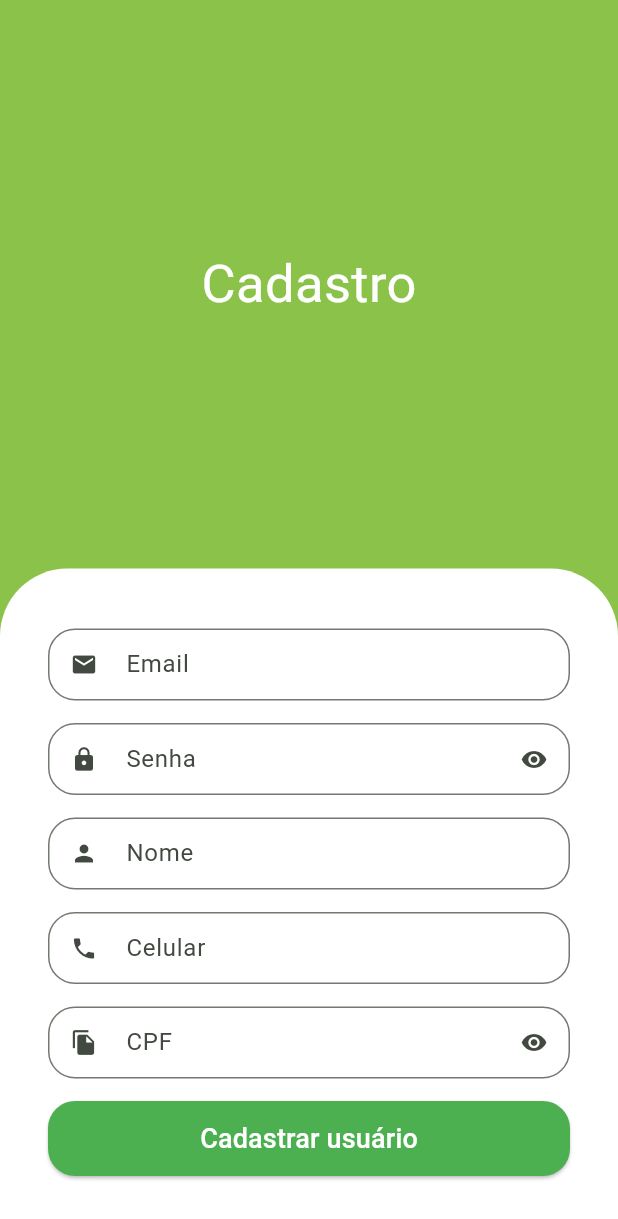
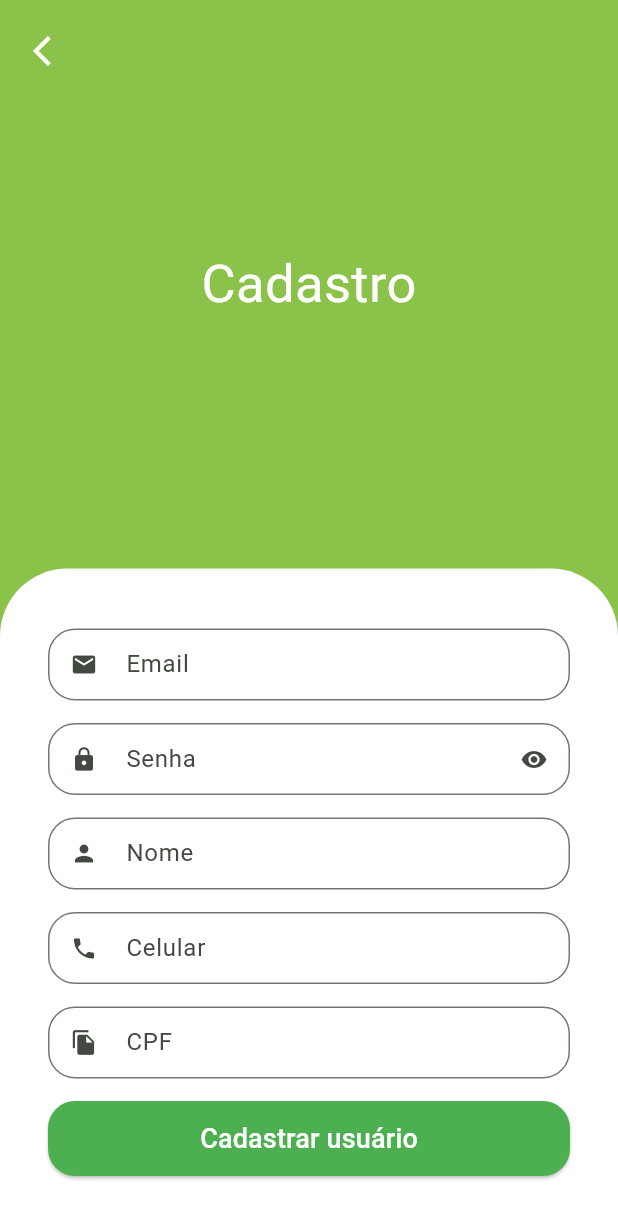
Before and after one commit to EduardoGomesSa/bluegrocer, a Flutter app: the screen it shows after launch, after a tap on "Criar conta", on a phone screen of 412 x 824 dp. Shown: the top 1219 px of the screen. Run offline on Flutter 3.47's test engine with Material 3 defaults, Android fonts, the phone set to English and light mode, and no system bars; our stand-ins replace animated_text_kit, mask_text_input_formatter.

Commit message:
criação das mascaras de cpf e telefone

```diff
--- a/lib/src/auth/components/custom_text_field.dart
+++ b/lib/src/auth/components/custom_text_field.dart
@@ -1,15 +1,18 @@
 import 'package:flutter/material.dart';
+import 'package:flutter/services.dart';
 
 class CustomTextField extends StatefulWidget {
   final IconData icon;
   final String label;
   final bool isSecret;
+  final List<TextInputFormatter>? inputFormatters;
 
   const CustomTextField({
     super.key,
     required this.icon,
     required this.label,
     this.isSecret = false,
+    this.inputFormatters,
   });
 
   @override
@@ -32,6 +35,7 @@ class _CustomTextFieldState extends State<CustomTextField> {
     return Padding(
       padding: const EdgeInsets.only(bottom: 15),
       child: TextFormField(
+        inputFormatters: widget.inputFormatters,
         obscureText: isObscure,
         decoration: InputDecoration(
           prefixIcon: Icon(widget.icon),
--- a/lib/src/auth/sign_in_screen.dart
+++ b/lib/src/auth/sign_in_screen.dart
@@ -163,7 +163,7 @@ class SignInScreen extends StatelessWidget {
                           Navigator.of(context).push(
                             MaterialPageRoute(
                               builder: (c) {
-                                return const SignUpScreen();
+                                return SignUpScreen();
                               },
                             ),
                           );
--- a/lib/src/auth/sign_up_screen.dart
+++ b/lib/src/auth/sign_up_screen.dart
@@ -1,9 +1,20 @@
 import 'package:bluegrocer/src/auth/components/custom_text_field.dart';
 import 'package:bluegrocer/src/config/custom_colors.dart';
 import 'package:flutter/material.dart';
+import 'package:mask_text_input_formatter/mask_text_input_formatter.dart';
 
 class SignUpScreen extends StatelessWidget {
-  const SignUpScreen({super.key});
+  SignUpScreen({super.key});
+
+  final cpfFormatter = MaskTextInputFormatter(
+    mask: '###.###.###-##',
+    filter: {'#': RegExp(r'[0-9]')},
+  );
+
+  final phoneFormatter = MaskTextInputFormatter(
+    mask: '(##) # ####-####',
+    filter: {'#': RegExp(r'[0-9]')},
+  );
 
   @override
   Widget build(BuildContext context) {
@@ -15,7 +26,9 @@ class SignUpScreen extends StatelessWidget {
         child: SizedBox(
           height: size.height,
           width: size.width,
-          child: Column(
+          child: Stack(
+            children: [
+              Column(
                 children: [
                   const Expanded(
                     child: Center(
@@ -56,14 +69,15 @@ class SignUpScreen extends StatelessWidget {
                           icon: Icons.person,
                           label: 'Nome',
                         ),
-                    const CustomTextField(
+                        CustomTextField(
                           icon: Icons.phone,
                           label: 'Celular',
+                          inputFormatters: [phoneFormatter],
                         ),
-                    const CustomTextField(
+                        CustomTextField(
                           icon: Icons.file_copy,
                           label: 'CPF',
-                      isSecret: true,
+                          inputFormatters: [cpfFormatter],
                         ),
                         SizedBox(
                           height: 50,
@@ -71,20 +85,33 @@ class SignUpScreen extends StatelessWidget {
                             style: ElevatedButton.styleFrom(
                                 backgroundColor: Colors.green,
                                 shape: RoundedRectangleBorder(
-                            borderRadius: BorderRadius.circular(18)
-                          )
-                        ),
+                                    borderRadius: BorderRadius.circular(18))),
                             onPressed: () {},
                             child: const Text(
                               'Cadastrar usuário',
-                          style: TextStyle(
-                            fontSize: 18,
-                            color: Colors.white
-                          ),
+                              style:
+                                  TextStyle(fontSize: 18, color: Colors.white),
                             ),
                           ),
                         ),
                       ],
+                    ),
+                  ),
+                ],
+              ),
+              Positioned(
+                left: 10,
+                top: 10,
+                child: SafeArea(
+                  child: IconButton(
+                    onPressed: () {
+                      Navigator.of(context).pop();
+                    },
+                    icon: const Icon(
+                      Icons.arrow_back_ios,
+                      color: Colors.white,
+                    ),
+                  ),
                 ),
               ),
             ],
--- a/pubspec.yaml
+++ b/pubspec.yaml
@@ -36,6 +36,7 @@ dependencies:
   # Use with the CupertinoIcons class for iOS style icons.
   cupertino_icons: ^1.0.6
   animated_text_kit: ^4.2.2
+  mask_text_input_formatter: ^2.9.0
 
 dev_dependencies:
   flutter_test:
```
Also changed, not shown: pubspec.lock. Lines whose indentation alone changed are shown as unchanged.
